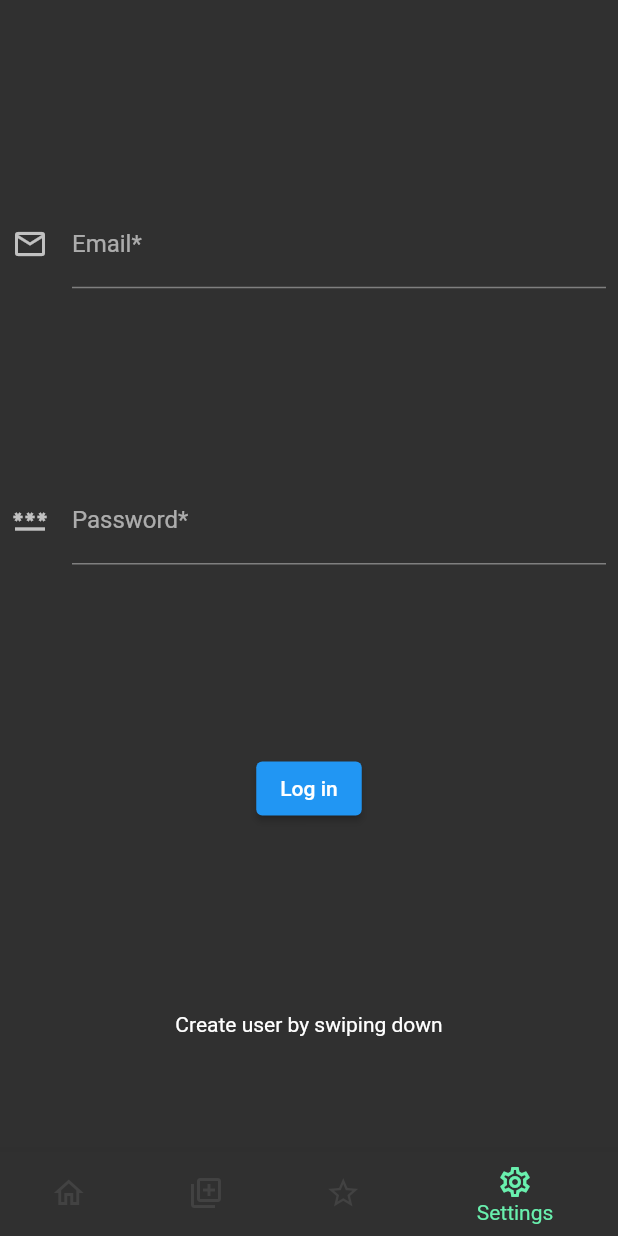
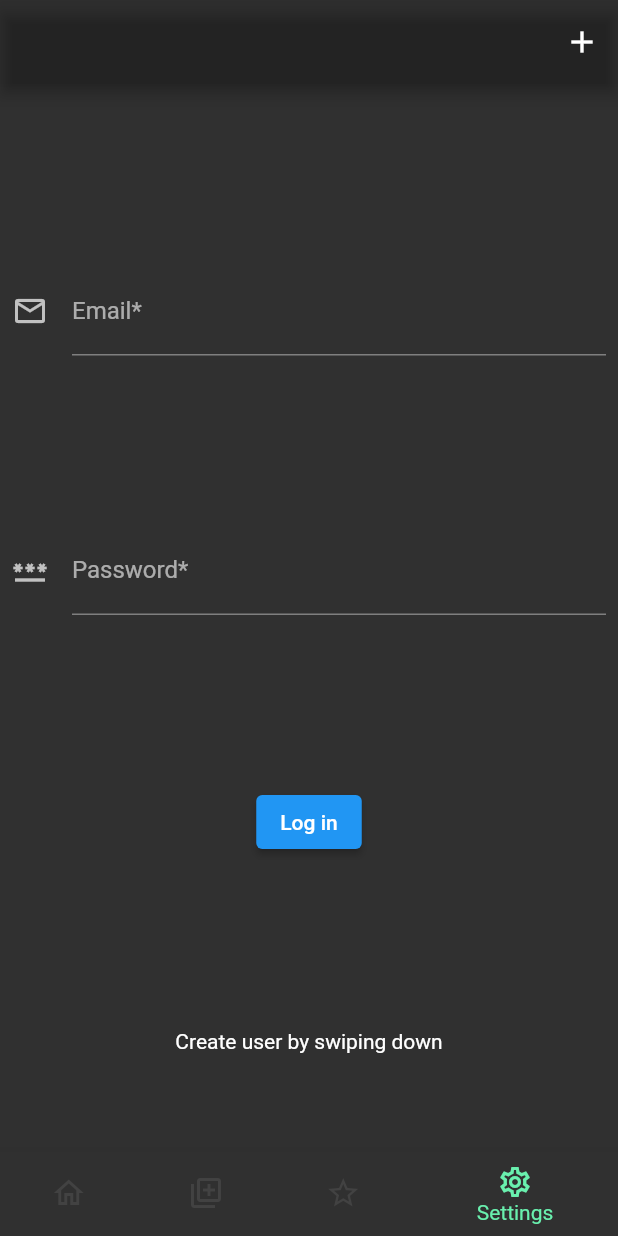
Before and after one commit to johannesskagius/crawlcoach, a Flutter app: the screen it shows after launch, swiped to page 4, on a phone screen of 412 x 824 dp. Run offline on Flutter 3.47's test engine with Material 2 defaults, Android fonts, the phone set to English and light mode, and no system bars; our stand-ins replace firebase_auth, firebase_core, firebase_database, firebase_storage, fl_chart, image_picker and 4 more; missing offline and left inert: firebase_in_app_messaging; accounts and stored records are empty; network calls fail; statements that could not run were skipped.

```diff
--- a/lib/session/own_session/own_coach.dart
+++ b/lib/session/own_session/own_coach.dart
@@ -45,7 +45,7 @@ class _OwnCoachState extends State<OwnCoach> {
   Widget build(BuildContext context) {
     return Scaffold(
       appBar: AppBar(
-        title: const Text('Train'),
+        backgroundColor: Colors.transparent,
         actions: [
           IconButton(
               onPressed: () {
--- a/lib/settings2.dart
+++ b/lib/settings2.dart
@@ -43,6 +43,12 @@ class _SettingsState extends State<Settings> {
   @override
   Widget build(BuildContext context) {
     return Scaffold(
+        appBar: AppBar(
+          backgroundColor: Colors.transparent,
+          actions: [
+            IconButton(onPressed: () {}, icon: Icon(Icons.add)),
+          ],
+        ),
         body: SafeArea(
           child: Stack(
             children: [
```
Also changed, not shown: lib/session/own_session/own_sess_sum.dart (+7 -3 lines). Lines whose indentation alone changed are shown as unchanged.
